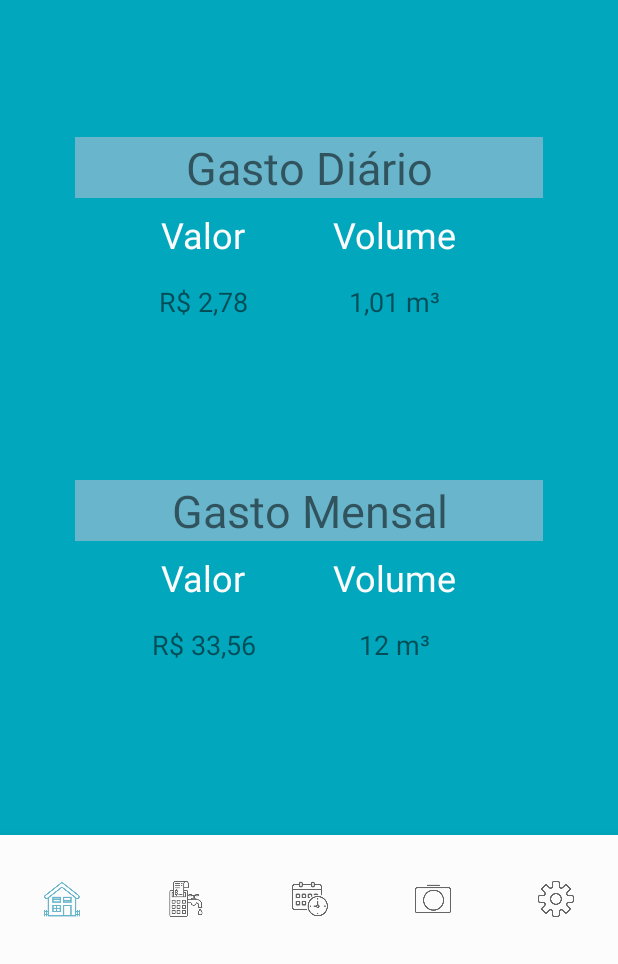
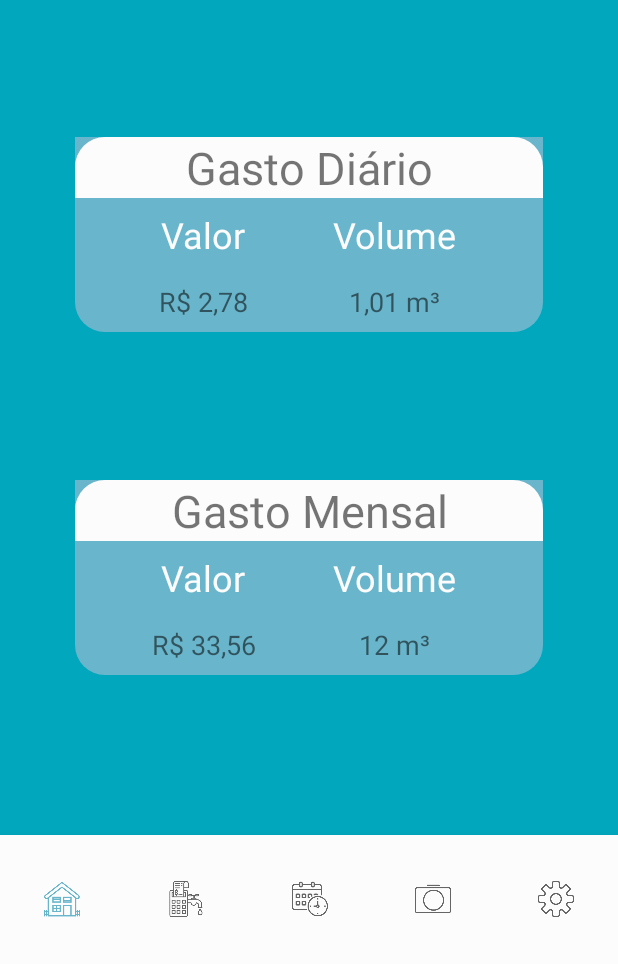
Before and after one commit to FiapWaterClock/WaterClockAndroidApp, an Android app: the MainActivity screen opened directly, with no data from a screen before it, on a phone screen of 412 x 824 dp, the part 272-1236 px from its top. Run offline under Robolectric (Android 15) with nearby library versions, the phone set to English and light mode, and no system bars.

Commit message:
Borda da tela principal redonda

```diff
--- /dev/null
+++ b/WaterClockApp/app/src/main/res/drawable/backgound_round_bold.xml
@@ -0,0 +1,5 @@
+<?xml version="1.0" encoding="utf-8"?>
+<shape xmlns:android="http://schemas.android.com/apk/res/android" android:shape="rectangle">
+ <solid android:color="@color/colorPrimary" />
+    <corners android:bottomLeftRadius="20dp" android:bottomRightRadius="20dp" />
+</shape>
--- /dev/null
+++ b/WaterClockApp/app/src/main/res/drawable/text_round_bold.xml
@@ -0,0 +1,5 @@
+<?xml version="1.0" encoding="utf-8"?>
+<shape xmlns:android="http://schemas.android.com/apk/res/android" android:shape="rectangle">
+    <solid android:color="@color/colorWhite" />
+    <corners android:topLeftRadius="20dp" android:topRightRadius="20dp"/>
+</shape>
--- a/WaterClockApp/app/src/main/res/layout/activity_main.xml
+++ b/WaterClockApp/app/src/main/res/layout/activity_main.xml
@@ -15,7 +15,7 @@
         android:layout_marginStart="50dp"
         android:layout_marginEnd="50dp"
         android:layout_marginBottom="16dp"
-        android:background="@color/colorBackground"
+        android:background="@drawable/backgound_round_bold"
         app:layout_constraintBottom_toTopOf="@+id/bottomNavigationViewHome"
         app:layout_constraintEnd_toEndOf="parent"
         app:layout_constraintHorizontal_bias="0.5"
@@ -27,7 +27,7 @@
             android:id="@+id/textViewTitleMonth"
             android:layout_width="0dp"
             android:layout_height="wrap_content"
-            android:background="@color/colorTitle"
+            android:background="@drawable/text_round_bold"
             android:text="Gasto Mensal"
             android:textAlignment="center"
             android:textSize="30sp"
@@ -113,7 +113,7 @@
         android:layout_width="0dp"
         android:layout_height="wrap_content"
         android:layout_marginBottom="8dp"
-        android:background="@color/colorBackground"
+        android:background="@drawable/backgound_round_bold"
         app:layout_constraintBottom_toTopOf="@+id/constraintLayoutValueMensal"
         app:layout_constraintEnd_toEndOf="@+id/constraintLayoutValueMensal"
         app:layout_constraintHorizontal_bias="0.5"
@@ -182,7 +182,7 @@
             android:id="@+id/textViewTitleDay"
             android:layout_width="0dp"
             android:layout_height="wrap_content"
-            android:background="@color/colorTitle"
+            android:background="@drawable/text_round_bold"
             android:text="Gasto Diário"
             android:textAlignment="center"
             android:textSize="30sp"
```
Also changed, not shown: WaterClockApp/app/src/main/res/drawable-v24/bill.png (deleted), WaterClockApp/app/src/main/res/drawable-v24/calendar.png (deleted), WaterClockApp/app/src/main/res/drawable-v24/camera.png (deleted), WaterClockApp/app/src/main/res/drawable-v24/house.png (deleted), WaterClockApp/app/src/main/res/drawable-v24/settings.png (deleted), WaterClockApp/app/src/main/res/drawable-v24/waterclock.jpg (deleted).
